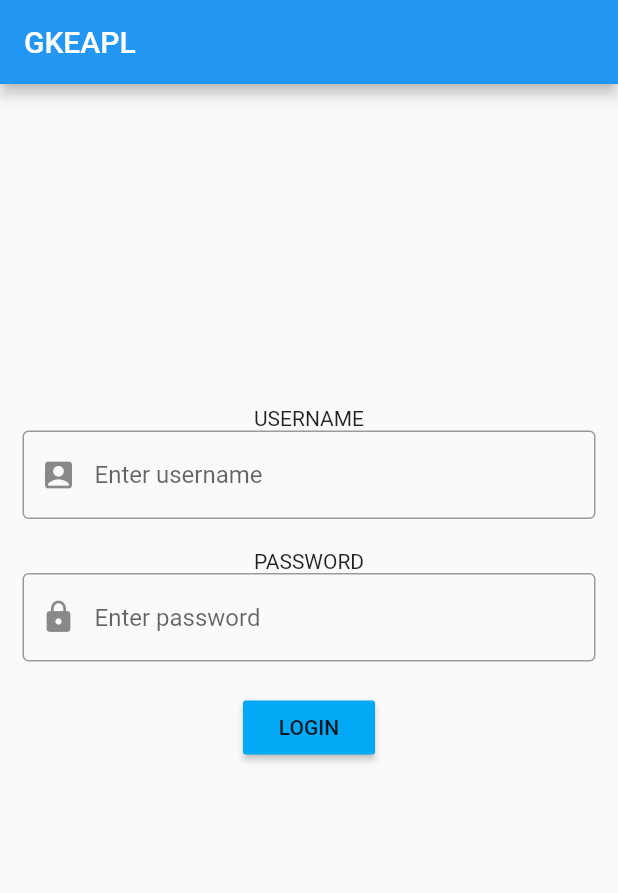
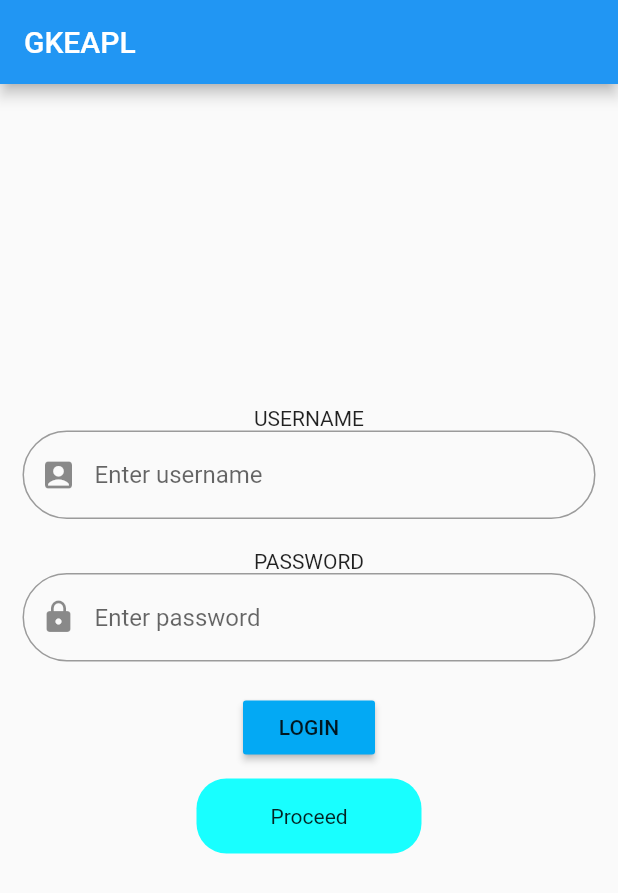
Before and after one commit to ankith1998/my-app, a Flutter app: the screen it shows after launch, on a phone screen of 412 x 824 dp. Shown: the top 893 px of the screen. Run offline on Flutter 3.47's test engine with Material 2 defaults, Android fonts, the phone set to English and light mode, and no system bars.

Commit message:
border curved and container button

```diff
--- a/lib/main.dart
+++ b/lib/main.dart
@@ -27,14 +27,18 @@ class gkeapl extends StatelessWidget {
                     decoration: InputDecoration(
                      prefixIcon: Icon(Icons.account_box),
                       hintText: "Enter username",
-                        border: OutlineInputBorder()),
+                        border: OutlineInputBorder(
+                          borderRadius: BorderRadius.circular(30.0),
+                        )),
                   ),
                   SizedBox(height: 20.0,),
                   Text("PASSWORD"),
                   TextField(
                     controller: password,
                     decoration: InputDecoration(
-                      border: OutlineInputBorder(),
+                      border: OutlineInputBorder(
+                        borderRadius: BorderRadius.circular(30.0),
+                      ),
                       prefixIcon: Icon(Icons.lock),
                       hintText: "Enter password"
                     ),
@@ -50,7 +54,17 @@ class gkeapl extends StatelessWidget {
                     },
                     color: Colors.lightBlue,
                     child: Text("LOGIN"),
-                  )
+                  ),
+                  SizedBox(height: 10.0,),
+                  Container(
+                    height: 50.0,
+                    width:  150.0,
+                    decoration: BoxDecoration(
+                      color: Colors.cyanAccent,
+                      borderRadius: BorderRadius.circular(20.0),
+                    ),
+                    child: Center(child: Text("Proceed")),
+                  ),
                 ],
               ),
       ),
```
